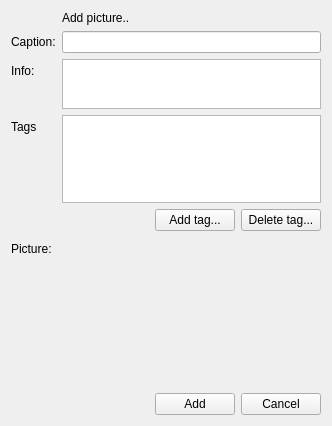
Old version of the form client/uiforms/picture_add.ui in the repository Wolframe/configurator.
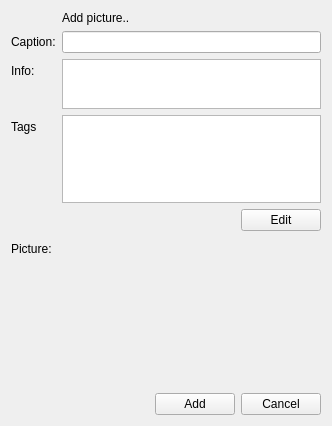
New version of the form. Icons and pictures are not drawn. Custom widgets are drawn as their Qt base class.

The edit to the form file:
```diff
--- a/client/uiforms/picture_add.ui
+++ b/client/uiforms/picture_add.ui
@@ -118,17 +118,10 @@
      <item>
       <widget class="QPushButton" name="add_tag_button">
        <property name="text">
-        <string>Add tag...</string>
+        <string>Edit</string>
        </property>
        <property name="form" stdset="0">
-        <string>tag_select?widgetid={main.widgetid}_tag</string>
-       </property>
-      </widget>
-     </item>
-     <item>
-      <widget class="QPushButton" name="delete_tag_button">
-       <property name="text">
-        <string>Delete tag...</string>
+        <string>tag_select?widgetid={main.widgetid}_tag&amp;tag.selected={tags.id}</string>
        </property>
       </widget>
      </item>
```
Left out of the diff: 7 changed lines with no effect on the pictures.
